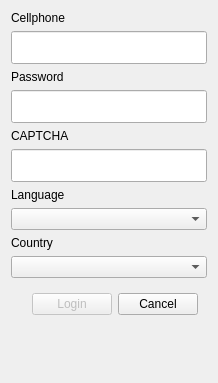
Before: the Qt Designer form src/gui/dialogs/login.ui in marcbowes/mxitc, drawn with Qt 5.
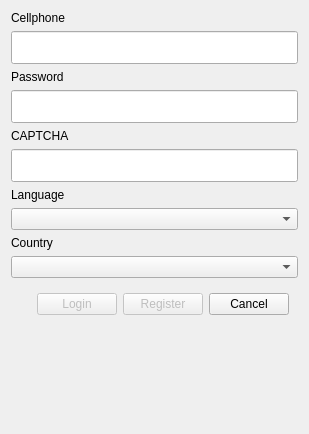
After: the same form once the commit is applied.

Commit message: added reg button, waiting for client functionality

```diff
--- a/src/gui/dialogs/login.ui
+++ b/src/gui/dialogs/login.ui
@@ -6,8 +6,8 @@
    <rect>
     <x>0</x>
     <y>0</y>
-    <width>218</width>
-    <height>383</height>
+    <width>309</width>
+    <height>434</height>
    </rect>
   </property>
   <property name="windowTitle">
@@ -123,6 +123,16 @@
         </property>
        </widget>
       </item>
+      <item>
+       <widget class="QPushButton" name="registerButton">
+        <property name="enabled">
+         <bool>false</bool>
+        </property>
+        <property name="text">
+         <string>Register</string>
+        </property>
+       </widget>
+      </item>
       <item>
        <widget class="QPushButton" name="cancelButton">
         <property name="text">
```
The commit also changes 5 other files.
